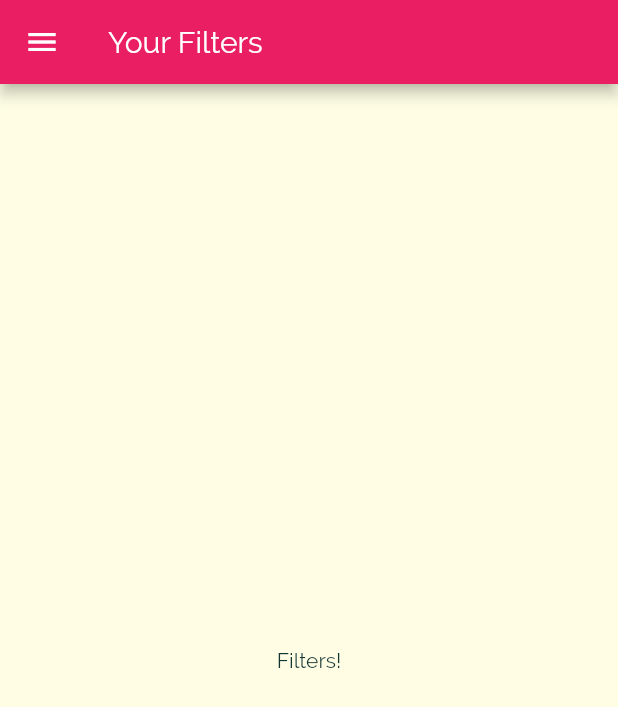
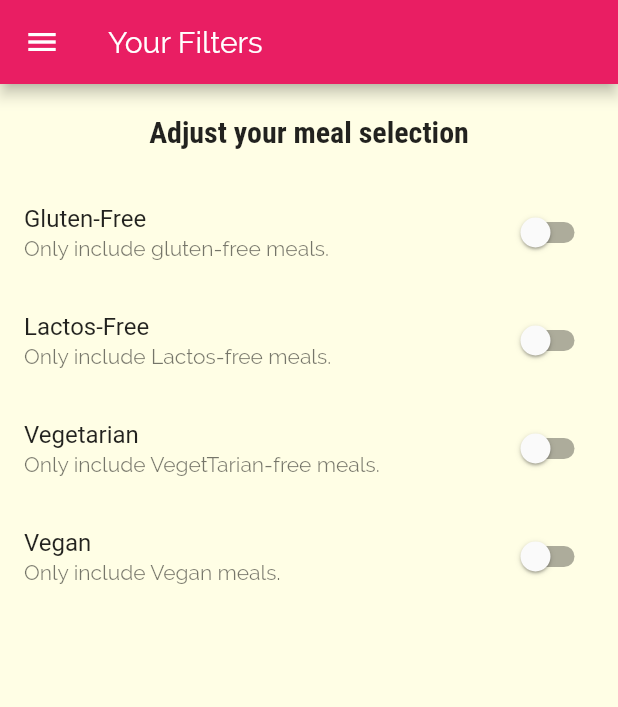
Before and after one commit to magictical/meals_app_wrapup, a Flutter app: the FiltersScreen screen opened by its route, on a phone screen of 412 x 824 dp. Shown: the top 707 px of the screen. Run offline on Flutter 3.47's test engine with Material 2 defaults, Android fonts, the phone set to English and light mode, and no system bars.

Commit message:
update filters to stateful widget

```diff
--- a/lib/screens/filters_screen.dart
+++ b/lib/screens/filters_screen.dart
@@ -2,18 +2,95 @@ import 'package:flutter/material.dart';
 
 import '../widgets/main_drawer.dart';
 
-class FiltersScreen extends StatelessWidget {
+class FiltersScreen extends StatefulWidget {
   static const String routeName = '/filters';
+
+  @override
+  _FiltersScreenState createState() => _FiltersScreenState();
+}
+
+class _FiltersScreenState extends State<FiltersScreen> {
+  bool _glutenFree = false;
+  bool _vegetarian = false;
+  bool _vegan = false;
+  bool _lactoseFree = false;
+
+  Widget _buildSwitchListTile(
+    String title,
+    String description,
+    bool currentValue,
+    Function updateValue,
+  ) {
+    return SwitchListTile(
+      title: Text(title),
+      value: _glutenFree,
+      subtitle: Text(description),
+      onChanged: updateValue,
+    );
+  }
+
   @override
   Widget build(BuildContext context) {
     return Scaffold(
-      appBar: AppBar(
-        title: Text('Your Filters'),
-      ),
-      drawer: MainDrawer(),
-      body: Center(
-        child: Text('Filters!'),
-      ),
-    );
+        appBar: AppBar(
+          title: Text('Your Filters'),
+        ),
+        drawer: MainDrawer(),
+        body: Column(
+          children: <Widget>[
+            Container(
+              padding: EdgeInsets.all(20),
+              child: Text(
+                'Adjust your meal selection',
+                style: Theme.of(context).textTheme.title,
+              ),
+            ),
+            Expanded(
+                child: ListView(
+              children: <Widget>[
+                _buildSwitchListTile(
+                  'Gluten-Free',
+                  'Only include gluten-free meals.',
+                  _glutenFree,
+                  (newValue) {
+                    setState(() {
+                      _glutenFree = newValue;
+                    });
+                  },
+                ),
+                _buildSwitchListTile(
+                  'Lactos-Free',
+                  'Only include Lactos-free meals.',
+                  _glutenFree,
+                  (newValue) {
+                    setState(() {
+                      _lactoseFree = newValue;
+                    });
+                  },
+                ),
+                _buildSwitchListTile(
+                  'Vegetarian',
+                  'Only include VegetTarian-free meals.',
+                  _glutenFree,
+                  (newValue) {
+                    setState(() {
+                      _vegetarian = newValue;
+                    });
+                  },
+                ),
+                _buildSwitchListTile(
+                  'Vegan',
+                  'Only include Vegan meals.',
+                  _glutenFree,
+                  (newValue) {
+                    setState(() {
+                      _vegan = newValue;
+                    });
+                  },
+                ),
+              ],
+            ))
+          ],
+        ));
   }
 }
```
